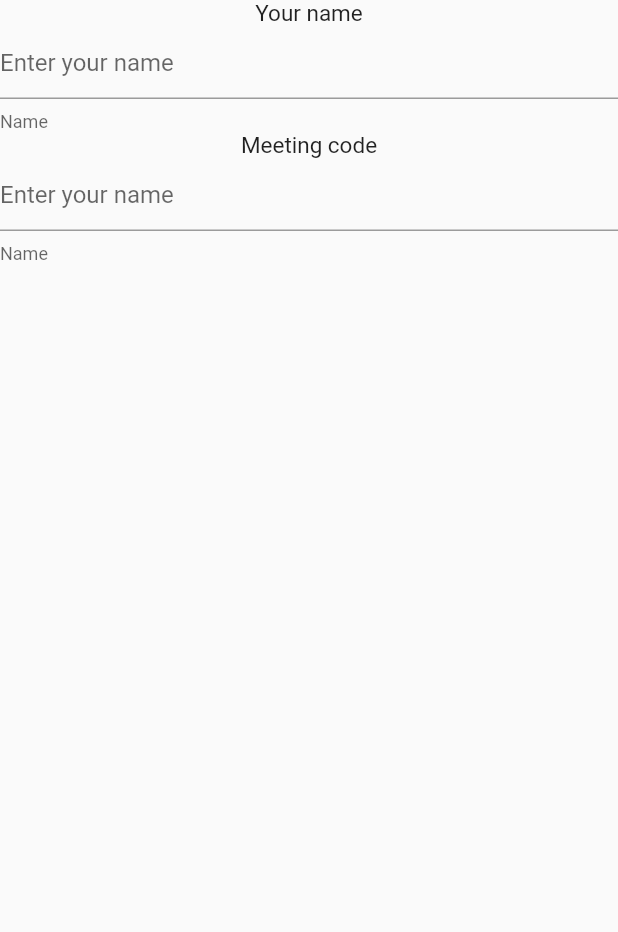
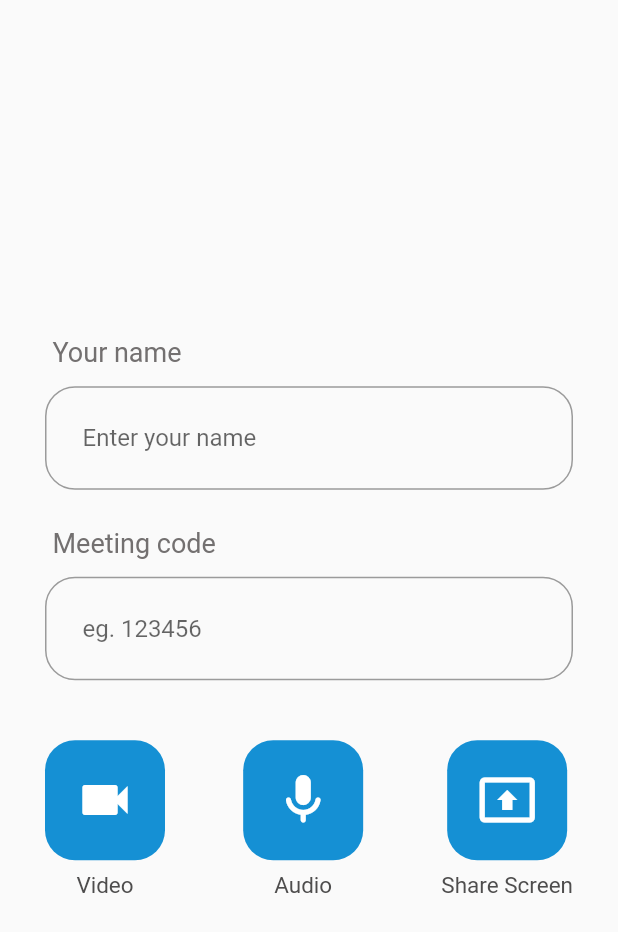
Before and after one commit to wasimk1501/Video_Conferencing_-_Messaging, a Flutter app: the JoinWithCode screen opened directly, on a phone screen of 412 x 824 dp. Shown: the top 932 px of the screen. Run offline on Flutter 3.47's test engine with Material 2 defaults, Android fonts, the phone set to English and light mode, and no system bars; our stand-ins replace lottie.

Commit message:
added uikit

```diff
--- a/lib/main.dart
+++ b/lib/main.dart
@@ -13,7 +13,7 @@ class MyApp extends StatelessWidget {
   @override
   Widget build(BuildContext context) {
     return MaterialApp(
-      title: 'MeetingMinds',
+      title: 'Meeting Minds',
       theme: ThemeData(
         // This is the theme of your application.
         //
--- a/lib/screens/home_screen.dart
+++ b/lib/screens/home_screen.dart
@@ -1,6 +1,7 @@
 import 'package:flutter/material.dart';
 import 'package:lottie/lottie.dart';
 import 'package:video_conferencing/screens/create_meeting.dart';
+import 'package:video_conferencing/screens/join_with_code.dart';
 
 class HomeScreen extends StatefulWidget {
   const HomeScreen({super.key});
@@ -51,7 +52,8 @@ class _HomeScreenState extends State<HomeScreen> {
                   ),
                 ),
               ),
-              Padding(
+              GestureDetector(
+                child: Padding(
                   padding: const EdgeInsets.only(bottom: 20),
                   child: Container(
                     width: double.infinity,
@@ -62,7 +64,8 @@ class _HomeScreenState extends State<HomeScreen> {
                     child: Row(
                       mainAxisAlignment: MainAxisAlignment.center,
                       children: const [
-                      Icon(Icons.connect_without_contact, color: Colors.white),
+                        Icon(Icons.connect_without_contact,
+                            color: Colors.white),
                         SizedBox(
                           width: 20,
                         ),
@@ -72,6 +75,11 @@ class _HomeScreenState extends State<HomeScreen> {
                         ),
                       ],
                     ),
+                  ),
+                ),
+                onTap: () => Navigator.push(
+                  context,
+                  MaterialPageRoute(builder: (context) => const JoinWithCode()),
                 ),
               ),
               Stack(
--- a/lib/screens/join_with_code.dart
+++ b/lib/screens/join_with_code.dart
@@ -14,12 +14,19 @@ class _JoinWithCodeState extends State<JoinWithCode> {
   @override
   Widget build(BuildContext context) {
     return Scaffold(
-      body: Column(
+      body: SafeArea(
+        child: Padding(
+          padding: const EdgeInsets.symmetric(horizontal: 30.0),
+          child: Column(
+            crossAxisAlignment: CrossAxisAlignment.start,
+            mainAxisAlignment: MainAxisAlignment.center,
             children: [
-          Text(
+              const Padding(
+                padding: EdgeInsets.only(bottom: 12.0, left: 5.0),
+                child: Text(
                   "Your name",
                   style: TextStyle(
-              fontSize: 15,
+                      fontSize: 18, color: Color.fromARGB(255, 115, 112, 112)),
                 ),
               ),
               TextField(
@@ -27,14 +34,22 @@ class _JoinWithCodeState extends State<JoinWithCode> {
                 keyboardType: TextInputType.name,
                 textCapitalization: TextCapitalization.words,
                 decoration: const InputDecoration(
+                    border: OutlineInputBorder(
+                        borderRadius: BorderRadius.all(Radius.circular(20.0))),
                     alignLabelWithHint: false,
-                helperText: "Name",
+                    contentPadding:
+                        EdgeInsets.symmetric(horizontal: 25.0, vertical: 25),
                     hintText: "Enter your name"),
               ),
-          Text(
+              const SizedBox(
+                height: 25.0,
+              ),
+              const Padding(
+                padding: EdgeInsets.only(bottom: 12.0, left: 5.0),
+                child: Text(
                   "Meeting code",
                   style: TextStyle(
-              fontSize: 15,
+                      fontSize: 18, color: Color.fromARGB(255, 115, 112, 112)),
                 ),
               ),
               TextField(
@@ -42,11 +57,106 @@ class _JoinWithCodeState extends State<JoinWithCode> {
                 keyboardType: TextInputType.name,
                 textCapitalization: TextCapitalization.words,
                 decoration: const InputDecoration(
+                    border: OutlineInputBorder(
+                        borderRadius: BorderRadius.all(Radius.circular(20.0))),
                     alignLabelWithHint: false,
-                helperText: "Name",
-                hintText: "Enter your name"),
+                    contentPadding:
+                        EdgeInsets.symmetric(horizontal: 25.0, vertical: 25),
+                    hintText: "eg. 123456"),
+              ),
+              const SizedBox(
+                height: 40.0,
+              ),
+              Row(
+                mainAxisAlignment: MainAxisAlignment.spaceBetween,
+                children: [
+                  Column(
+                    crossAxisAlignment: CrossAxisAlignment.center,
+                    children: [
+                      Container(
+                        width: 80.0,
+                        height: 80.0,
+                        decoration: BoxDecoration(
+                          color: Color(0xff1590D4),
+                          borderRadius: BorderRadius.circular(20),
+                        ),
+                        child: const Icon(
+                          Icons.videocam,
+                          size: 40.0,
+                          color: Colors.white,
+                        ),
+                      ),
+                      const Padding(
+                        padding: EdgeInsets.only(top: 8.0),
+                        child: Text(
+                          "Video",
+                          style: TextStyle(
+                            fontSize: 15,
+                            color: Color.fromARGB(255, 78, 77, 77),
+                          ),
+                        ),
                       ),
                     ],
+                  ),
+                  Column(
+                    crossAxisAlignment: CrossAxisAlignment.center,
+                    children: [
+                      Container(
+                        width: 80.0,
+                        height: 80.0,
+                        decoration: BoxDecoration(
+                            color: Color(0xff1590D4),
+                            borderRadius: BorderRadius.circular(20)),
+                        child: const Icon(
+                          Icons.mic_rounded,
+                          size: 40.0,
+                          color: Colors.white,
+                        ),
+                      ),
+                      const Padding(
+                        padding: EdgeInsets.only(top: 8.0),
+                        child: Text(
+                          "Audio",
+                          style: TextStyle(
+                            fontSize: 15,
+                            color: Color.fromARGB(255, 78, 77, 77),
+                          ),
+                        ),
+                      ),
+                    ],
+                  ),
+                  Column(
+                    crossAxisAlignment: CrossAxisAlignment.center,
+                    children: [
+                      Container(
+                        width: 80.0,
+                        height: 80.0,
+                        decoration: BoxDecoration(
+                            color: Color(0xff1590D4),
+                            borderRadius: BorderRadius.circular(20)),
+                        child: const Icon(
+                          Icons.present_to_all,
+                          size: 40.0,
+                          color: Colors.white,
+                        ),
+                      ),
+                      const Padding(
+                        padding: EdgeInsets.only(top: 8.0),
+                        child: Text(
+                          "Share Screen",
+                          style: TextStyle(
+                            fontSize: 15,
+                            color: Color.fromARGB(255, 78, 77, 77),
+                          ),
+                        ),
+                      ),
+                    ],
+                  ),
+                ],
+              )
+            ],
+          ),
+        ),
       ),
     );
   }
```
Also changed, not shown: 37 other files. Lines whose indentation alone changed are shown as unchanged.
